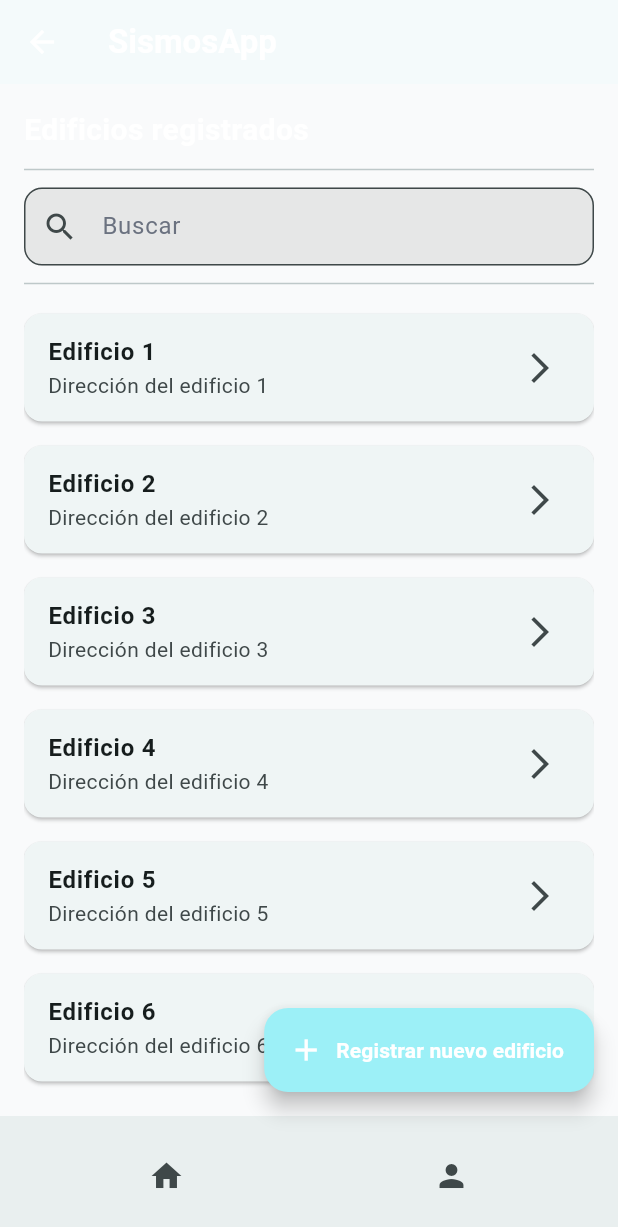
After one commit to DomenicaBriggitte/App_Vulnerabilidad_Sismica, a Flutter app: the BuildingsPage screen opened directly, on a phone screen of 412 x 824 dp. The commit adds this screen. Shown: the top 1227 px of the screen. Run offline on Flutter 3.47's test engine with Material 3 defaults, Android fonts, the phone set to English and light mode, and no system bars; our stand-ins replace google_fonts, image_picker, intl_phone_field, supabase_flutter; accounts and stored records are empty; statements that could not run were skipped.

Commit message:
nuevos cambios

```diff
--- /dev/null
+++ b/lib/ui/screens/buildings_page.dart
@@ -0,0 +1,93 @@
+import 'package:flutter/material.dart';
+import 'app_colors.dart';
+
+class BuildingsPage extends StatefulWidget {
+  const BuildingsPage({super.key});
+
+  @override
+  State<BuildingsPage> createState() => _BuildingsPageState();
+}
+
+class _BuildingsPageState extends State<BuildingsPage> {
+  @override
+  Widget build(BuildContext context) {
+    return Scaffold(
+      appBar: AppBar(
+        title: const Text('SismosApp'),
+        backgroundColor: AppColors.primary,
+        foregroundColor: Colors.white,
+      ),
+      body: Padding(
+        padding: const EdgeInsets.all(16.0),
+        child: Column(
+          crossAxisAlignment: CrossAxisAlignment.start,
+          children: [
+            const Text('Edificios registrados',
+                style: TextStyle(fontSize: 20, fontWeight: FontWeight.bold)),
+            const Divider(thickness: 1, height: 24),
+            TextField(
+              decoration: InputDecoration(
+                hintText: 'Buscar',
+                prefixIcon: const Icon(Icons.search),
+                border: OutlineInputBorder(
+                  borderRadius: BorderRadius.circular(12),
+                ),
+              ),
+            ),
+            const Divider(thickness: 1, height: 24),
+            Expanded(
+              child: ListView.builder(
+                itemCount: 10, // Número de edificios de ejemplo
+                itemBuilder: (context, index) {
+                  return _buildBuildingCard('Edificio ${index + 1}',
+                      'Dirección del edificio ${index + 1}');
+                },
+              ),
+            ),
+          ],
+        ),
+      ),
+      floatingActionButton: FloatingActionButton.extended(
+        onPressed: () {
+          // Navegación a la pantalla de registro
+          Navigator.pushNamed(context, '/register-building');
+        },
+        backgroundColor: AppColors.primary,
+        icon: const Icon(Icons.add, color: Colors.white),
+        label: const Text('Registrar nuevo edificio', style: TextStyle(color: Colors.white)),
+        tooltip: 'Registrar nuevo edificio',
+        hoverColor: AppColors.primary.withOpacity(0.8),
+      ),
+      bottomNavigationBar: BottomAppBar(
+        child: Row(
+          mainAxisAlignment: MainAxisAlignment.spaceAround,
+          children: [
+            IconButton(
+              icon: const Icon(Icons.home),
+              onPressed: () {
+                Navigator.pushReplacementNamed(context, '/home');
+              },
+            ),
+            IconButton(
+              icon: const Icon(Icons.person),
+              onPressed: () {
+                Navigator.pushNamed(context, '/profile');
+              },
+            ),
+          ],
+        ),
+      ),
+    );
+  }
+
+  Widget _buildBuildingCard(String name, String address) {
+    return Card(
+      margin: const EdgeInsets.symmetric(vertical: 8),
+      child: ListTile(
+        title: Text(name, style: const TextStyle(fontWeight: FontWeight.bold)),
+        subtitle: Text(address),
+        trailing: const Icon(Icons.arrow_forward_ios),
+      ),
+    );
+  }
+}
```
Also changed, not shown: lib/ui/screens/forgot_password_screen.dart (+45 -18 lines), lib/ui/screens/home_page.dart (added, +81 -0 lines), lib/ui/screens/login_screen.dart (+18 -17 lines), lib/ui/screens/profile_page.dart (added, +90 -0 lines), lib/ui/screens/recovery_password.dart (+14 -10 lines), lib/ui/screens/register_screen.dart (+108 -38 lines).
